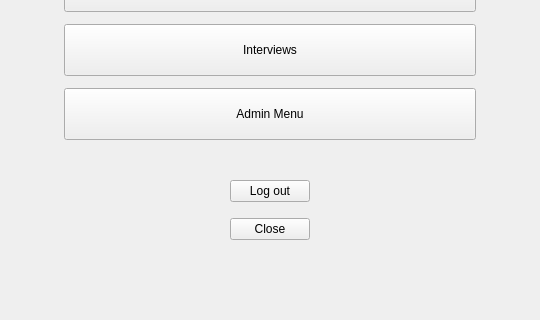
Above: ui/preferences_admin_page.ui from MS-Sezgin/crm_project before the change; both pictures show x 0 to 540 and y 350 to 670 of the 540 by 670 pixel window. Below: the same form after it.
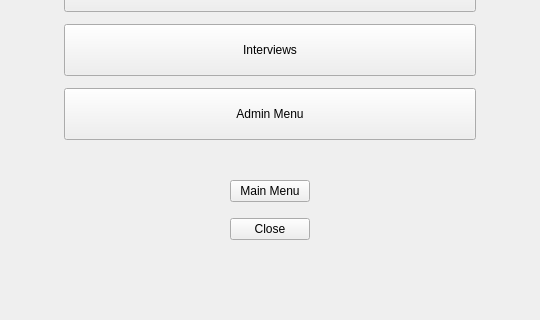
That is the form after the change.

Commit message: Update Drive sync, refresh, logout, exit and background download

```diff
--- a/ui/preferences_admin_page.ui
+++ b/ui/preferences_admin_page.ui
@@ -45,7 +45,7 @@
      </layout>
     </widget>
    </item>
-   <item alignment="Qt::AlignmentFlag::AlignHCenter"><widget class="QPushButton" name="btnLogout"><property name="text"><string>Log out</string></property></widget></item>
+   <item alignment="Qt::AlignmentFlag::AlignHCenter"><widget class="QPushButton" name="btnLogout"><property name="text"><string>Main Menu</string></property></widget></item>
    <item alignment="Qt::AlignmentFlag::AlignHCenter"><widget class="QPushButton" name="btnClose"><property name="text"><string>Close</string></property></widget></item>
    <item><spacer name="bottomSpacer"><property name="orientation"><enum>Qt::Orientation::Vertical</enum></property><property name="sizeHint" stdset="0"><size><width>20</width><height>40</height></size></property></spacer></item>
   </layout>
```
The commit also changes 18 other files.
